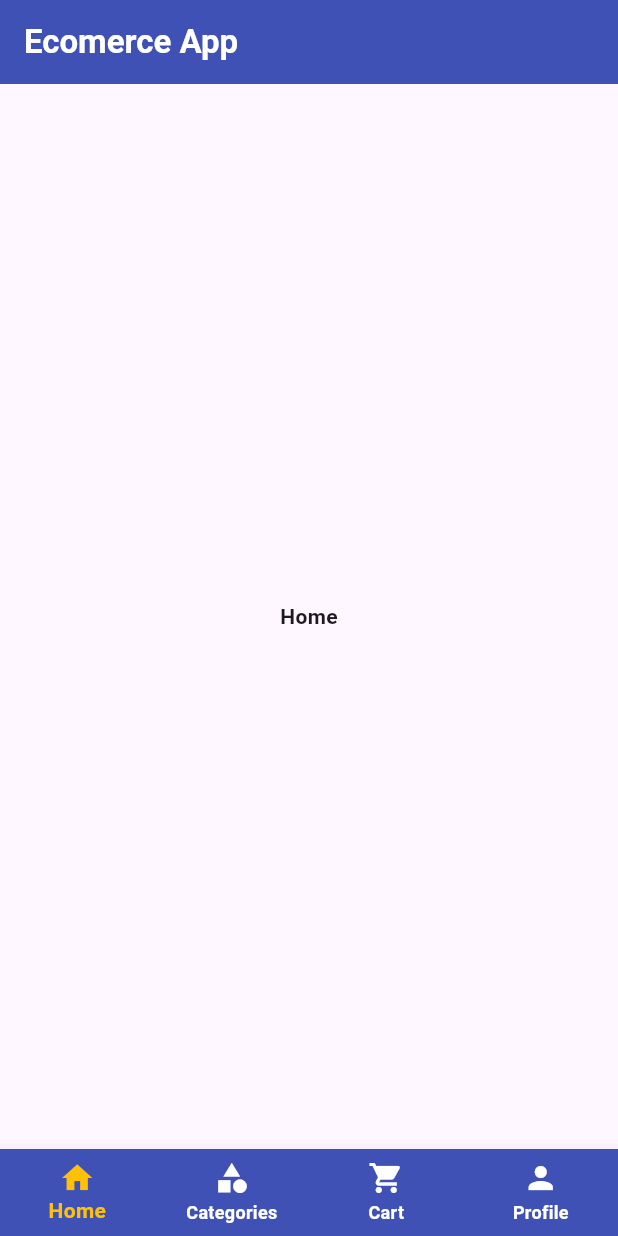
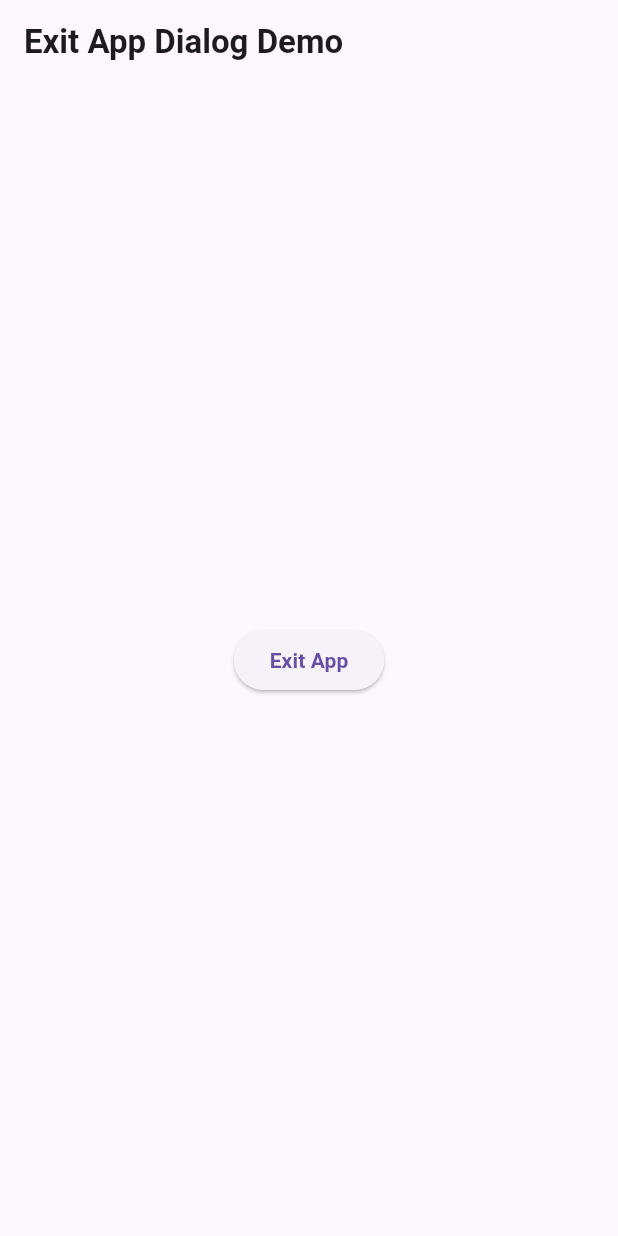
Before and after one commit to HosenShahadath/Flutter-complete-guide-course-documentation, a Flutter app: the screen it shows after launch, on a phone screen of 412 x 824 dp. Run offline on Flutter 3.47's test engine with Material 3 defaults, Android fonts, the phone set to English and light mode, and no system bars; our stand-ins replace cached_network_image, google_fonts.

Commit message:
alert dialog

```diff
--- a/lib/myapp.dart
+++ b/lib/myapp.dart
@@ -1,4 +1,5 @@
 import 'package:flutter/material.dart';
+import 'package:flutter_framework_practice/section%204/alert%20dialog/alert%20dialog.dart';
 import 'package:flutter_framework_practice/section%204/bottom%20navigation%20bar/bottom%20nav.dart';
 
 
@@ -9,7 +10,7 @@ class MyApp extends StatelessWidget {
   Widget build(BuildContext context) {
     return MaterialApp(
       debugShowCheckedModeBanner: false,
-      home: BottomNav(),
+      home: HomePage(),
     );
   }
 }
--- /dev/null
+++ b/lib/section 4/alert dialog/alert dialog.dart
@@ -0,0 +1,42 @@
+import 'package:flutter/material.dart';
+
+class HomePage extends StatelessWidget {
+  @override
+  Widget build(BuildContext context) {
+    return Scaffold(
+      appBar: AppBar(title: const Text('Exit App Dialog Demo')),
+      body: Center(
+        child: ElevatedButton(
+          onPressed: () => showMyAlertDialog(context),
+          child: const Text('Exit App'),
+        ),
+      ),
+    );
+  }
+}
+
+void showMyAlertDialog(BuildContext context) {
+  showDialog(
+    context: context,
+    builder: (BuildContext context) {
+      return AlertDialog(
+        title: Text('Exit App'),
+        content: Text('Are you sure you want to exit'),
+        actions: [
+          TextButton(
+            onPressed: () {
+              Navigator.of(context).pop();
+            },
+            child: Text('Cancle'),
+          ),
+          TextButton(
+            onPressed: () {
+              Navigator.of(context).pop();
+            },
+            child: Text('OK'),
+          ),
+        ],
+      );
+    },
+  );
+}
```
Also changed, not shown: lib/section 4/table/table.dart (added).
